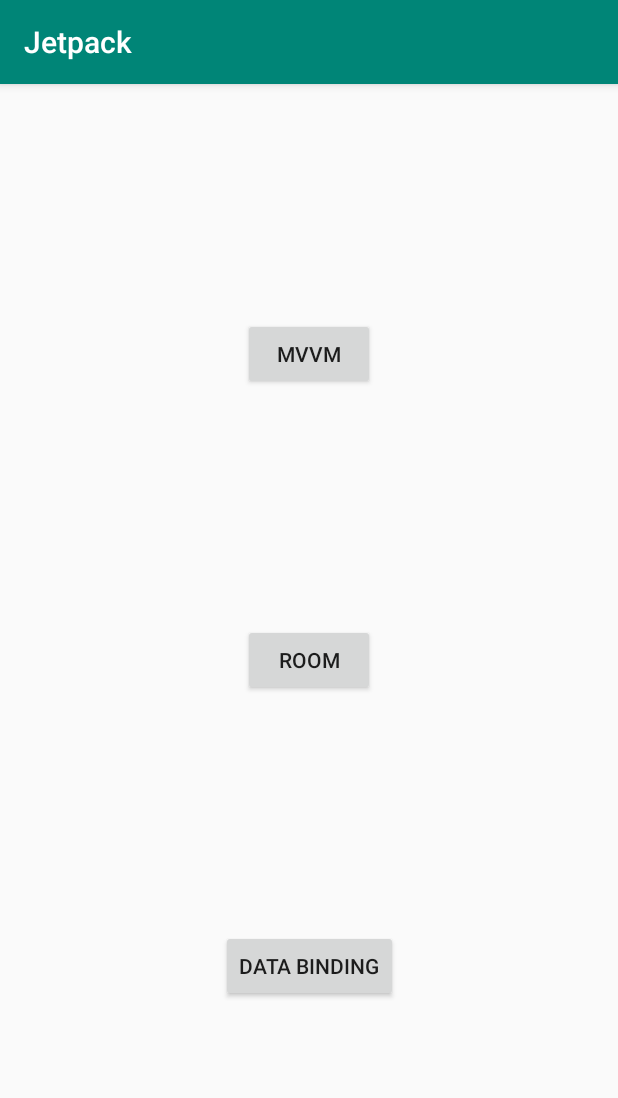
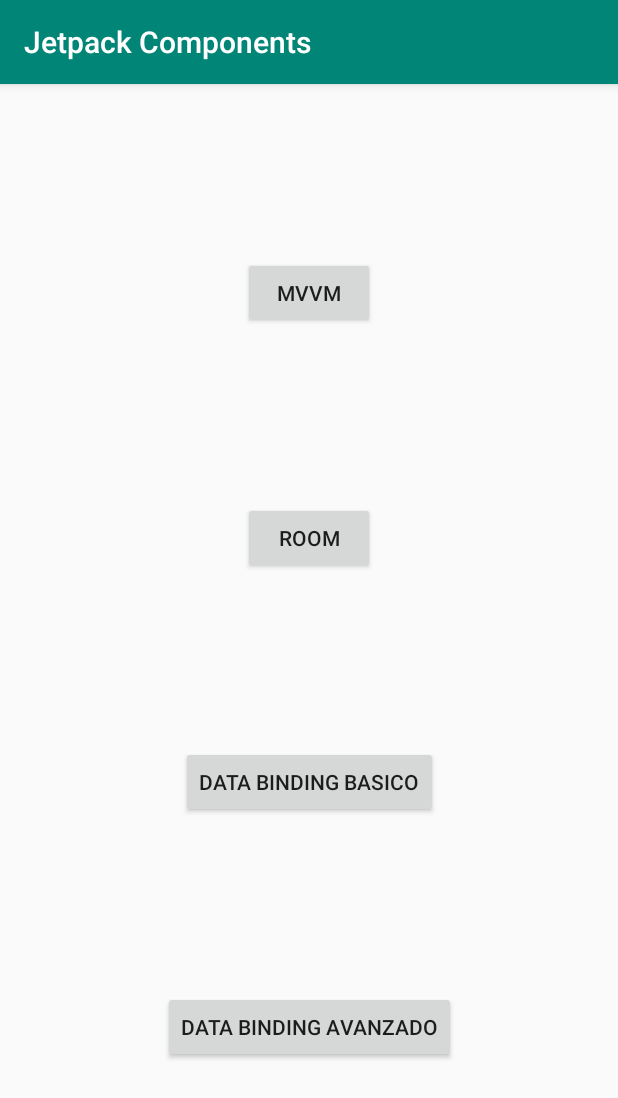
Before and after one commit to Mikeni12/Jetpack, an Android app: the screen it shows after launch (HomeActivity), on a phone screen of 412 x 824 dp. Shown: the top 1098 px of the screen. Run offline under Robolectric (Android 15) with nearby library versions, the phone set to English and light mode, and no system bars.

Commit message:
feat: Implementa data binding para layout secundario

```diff
--- a/app/src/main/java/com/example/jetpack/databinding/Estudiante.kt
+++ b/app/src/main/java/com/example/jetpack/databinding/Estudiante.kt
@@ -1,3 +1,3 @@
-package com.example.jetpack.databinding.basic
+package com.example.jetpack.databinding
 
 data class Estudiante(val nombre: String, val email: String)
--- a/app/src/main/java/com/example/jetpack/databinding/basic/BasicBindingActivity.kt
+++ b/app/src/main/java/com/example/jetpack/databinding/basic/BasicBindingActivity.kt
@@ -8,6 +8,7 @@ import androidx.appcompat.app.AppCompatActivity
 import androidx.databinding.DataBindingUtil
 import com.example.jetpack.R
 import com.example.jetpack.databinding.ActivityBasicBindingBinding
+import com.example.jetpack.databinding.Estudiante
 
 class BasicBindingActivity : AppCompatActivity() {
 
@@ -23,8 +24,7 @@ class BasicBindingActivity : AppCompatActivity() {
         dataBinding.clickHandler = handlers
     }
 
-    private fun obtenerEstudiante(): Estudiante =
-        Estudiante("Miguel", "miguel@gmail.com")
+    private fun obtenerEstudiante(): Estudiante = Estudiante("Miguel", "miguel@gmail.com")
 
     inner class ActivityClickHandlers(val context: Context) {
         fun onInscribirButtonClick(view: View) {
--- a/app/src/main/java/com/example/jetpack/home/HomeActivity.kt
+++ b/app/src/main/java/com/example/jetpack/home/HomeActivity.kt
@@ -6,6 +6,7 @@ import android.content.Intent
 import android.os.Bundle
 import androidx.appcompat.app.AppCompatActivity
 import com.example.jetpack.R
+import com.example.jetpack.databinding.advanced.AdvancedBindingActivity
 import com.example.jetpack.databinding.basic.BasicBindingActivity
 import com.example.jetpack.mvvm.LifecycleActivity
 import com.example.jetpack.room.RoomActivity
@@ -17,7 +18,8 @@ class HomeActivity : AppCompatActivity() {
         super.onCreate(savedInstanceState)
         setContentView(R.layout.activity_home)
 
-        btnDataBinding.setOnClickListener { this.iniciarActividad<BasicBindingActivity>() }
+        btnAdvancedBinding.setOnClickListener { this.iniciarActividad<AdvancedBindingActivity>() }
+        btnBasicBinding.setOnClickListener { this.iniciarActividad<BasicBindingActivity>() }
         btnMVVM.setOnClickListener { this.iniciarActividad<LifecycleActivity>() }
         btnROOM.setOnClickListener { this.iniciarActividad<RoomActivity>() }
     }
--- a/app/src/main/res/layout/activity_basic_binding.xml
+++ b/app/src/main/res/layout/activity_basic_binding.xml
@@ -5,7 +5,7 @@
 
         <variable
             name="estudiante"
-            type="com.example.jetpack.databinding.basic.Estudiante" />
+            type="com.example.jetpack.databinding.Estudiante" />
 
         <variable
             name="clickHandler"
--- a/app/src/main/res/layout/activity_home.xml
+++ b/app/src/main/res/layout/activity_home.xml
@@ -19,19 +19,29 @@
         android:layout_width="wrap_content"
         android:layout_height="wrap_content"
         android:text="ROOM"
-        app:layout_constraintBottom_toTopOf="@id/btnDataBinding"
+        app:layout_constraintBottom_toTopOf="@id/btnBasicBinding"
         app:layout_constraintEnd_toEndOf="parent"
         app:layout_constraintStart_toStartOf="parent"
         app:layout_constraintTop_toBottomOf="@id/btnMVVM" />
 
     <Button
-        android:id="@+id/btnDataBinding"
+        android:id="@+id/btnBasicBinding"
         android:layout_width="wrap_content"
         android:layout_height="wrap_content"
-        android:text="DATA BINDING"
-        app:layout_constraintBottom_toBottomOf="parent"
+        android:text="DATA BINDING BASICO"
+        app:layout_constraintBottom_toTopOf="@id/btnAdvancedBinding"
         app:layout_constraintEnd_toEndOf="parent"
         app:layout_constraintStart_toStartOf="parent"
         app:layout_constraintTop_toBottomOf="@id/btnROOM" />
 
+    <Button
+        android:id="@+id/btnAdvancedBinding"
+        android:layout_width="wrap_content"
+        android:layout_height="wrap_content"
+        android:text="DATA BINDING AVANZADO"
+        app:layout_constraintBottom_toBottomOf="parent"
+        app:layout_constraintEnd_toEndOf="parent"
+        app:layout_constraintStart_toStartOf="parent"
+        app:layout_constraintTop_toBottomOf="@id/btnBasicBinding" />
+
 </androidx.constraintlayout.widget.ConstraintLayout>
```
Also changed, not shown: app/src/main/AndroidManifest.xml (+13 -7 lines), app/src/main/java/com/example/jetpack/databinding/advanced/AdvancedBindingActivity.kt (+11 -5 lines), app/src/main/res/layout/activity_advanced_binding.xml (+16 -4 lines), app/src/main/res/layout/content_advanced_binding.xml (+28 -9 lines), app/src/main/res/values/strings.xml (+5 -2 lines).
